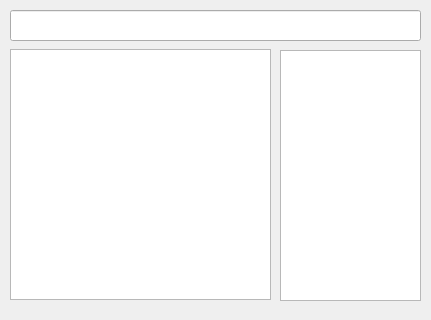
TheXirex/Client-Server-Chat, file server/server.ui: the form before one commit.
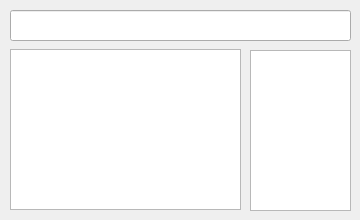
The form after the commit.

Commit message: Added server style, some changes in other files

What changed in the file:
```diff
--- a/server/server.ui
+++ b/server/server.ui
@@ -6,8 +6,8 @@
    <rect>
     <x>0</x>
     <y>0</y>
-    <width>431</width>
-    <height>320</height>
+    <width>360</width>
+    <height>220</height>
    </rect>
   </property>
   <property name="windowTitle">
@@ -19,18 +19,18 @@
      <rect>
       <x>10</x>
       <y>49</y>
-      <width>261</width>
-      <height>251</height>
+      <width>231</width>
+      <height>161</height>
      </rect>
     </property>
    </widget>
    <widget class="QListWidget" name="user_list">
     <property name="geometry">
      <rect>
-      <x>280</x>
+      <x>250</x>
       <y>50</y>
-      <width>141</width>
-      <height>251</height>
+      <width>101</width>
+      <height>161</height>
      </rect>
     </property>
    </widget>
@@ -39,7 +39,7 @@
      <rect>
       <x>10</x>
       <y>10</y>
-      <width>411</width>
+      <width>341</width>
       <height>31</height>
      </rect>
     </property>
```
The commit also changes 5 other files.
